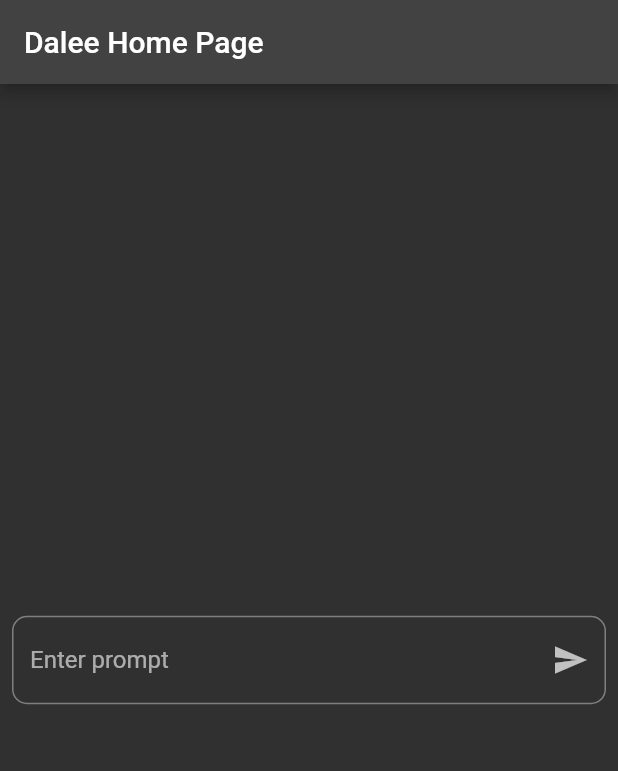
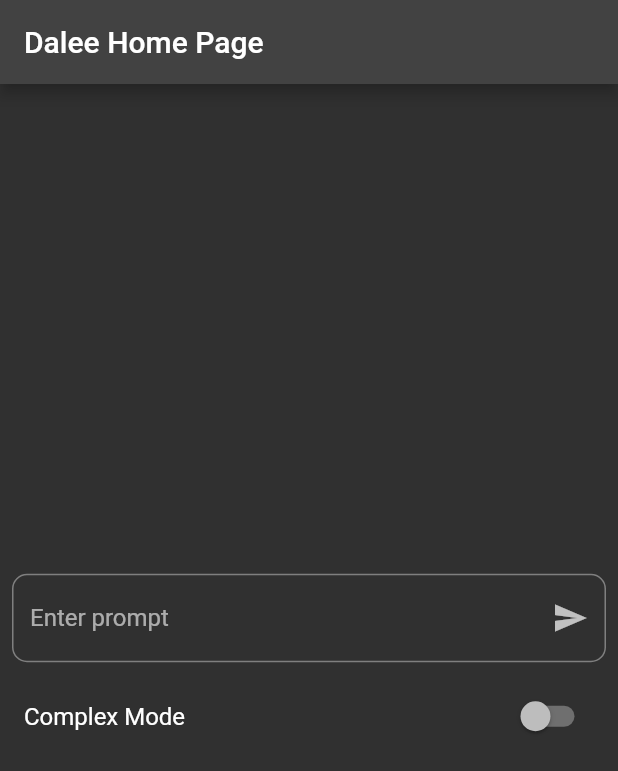
Before and after one commit to ahmetgezmen/MergeMind, a Flutter app: the DHomePage screen opened directly, on a phone screen of 412 x 824 dp. Shown: the top 771 px of the screen. Run offline on Flutter 3.47's test engine with Material 2 defaults, Android fonts, the phone set to English and light mode, and no system bars; our stand-ins replace dio, flutter_riverpod, freezed_annotation, hive_flutter, hooks_riverpod; accounts and stored records are empty.

Commit message:
complex ui adde

```diff
--- a/lib/constant /base_constant.dart
+++ b/lib/constant /base_constant.dart
@@ -9,6 +9,11 @@ class BaseConstant{
   static const chooseModel = 'Choose Model';
   static const chatgpt = 'ChatGPT';
   static const dalee = 'Dalee';
+  static const width = 'Width';
+  static const height = 'Height';
+  static const enterWidth = 'Not Empty';
+  static const enterHeight = 'Not Empty';
+  static const highValue = 'High Value';
 
   const BaseConstant._();
 }
--- a/lib/constant /dalee_home_page_constant.dart
+++ b/lib/constant /dalee_home_page_constant.dart
@@ -2,6 +2,8 @@ class DaleeHomePageConstant{
 
   static const String title = 'Dalee Home Page';
   static const String enterPrompt = 'Enter prompt';
-
+  static const String complexMode = 'Complex Mode';
+  static const String size = 'Size :';
+  static const String picturesNumber = 'Pictures Number :';
   const DaleeHomePageConstant._();
 }
--- a/lib/feature/dalee/pages/d_home_page.dart
+++ b/lib/feature/dalee/pages/d_home_page.dart
@@ -1,6 +1,11 @@
 import 'package:chatgptapp/constant%20/constant.dart';
 import 'package:chatgptapp/feature/dalee/widgets/custom_textfield_widget.dart';
+import 'package:chatgptapp/feature/dalee/widgets/loading_widget.dart';
+import 'package:chatgptapp/feature/dalee/widgets/row_half_seperate.dart';
+import 'package:chatgptapp/feature/widgets/dropdown_button_widget.dart';
+import 'package:chatgptapp/utils/helper/hepers.dart';
 import 'package:flutter/material.dart';
+import 'package:flutter/services.dart';
 
 class DHomePage extends StatefulWidget {
   static void go(BuildContext context) {
@@ -13,25 +18,137 @@ class DHomePage extends StatefulWidget {
   }
 
   const DHomePage({Key? key}) : super(key: key);
-
   @override
   State<DHomePage> createState() => _DHomePageState();
 }
 
 class _DHomePageState extends State<DHomePage> {
+  bool isLoading = false;
+  bool isComplexMode = false;
+  int n = 2;
+  int? height;
+  int? width;
+  final fomrKey = GlobalKey<FormState>();
+  changeN(int? value) {
+    n = value ?? n;
+  }
 
-
+  sendRequest() {
+    setState(() {
+      isLoading = true;
+    });
+    // todo actions here
+    setState(() {
+      isLoading = false;
+    });
+  }
 
   @override
   Widget build(BuildContext context) {
     return Scaffold(
       appBar: AppBar(
         title: const Text(DaleeHomePageConstant.title),
+        actions: [if (isLoading) const LoadingWidget()],
       ),
-      body: Center(
-        child: CustomTextFormFieldForDalee(
-          onPressed: (value) {},
-          controller: TextEditingController(),
+      body: Form(
+        key: fomrKey,
+        child: Column(
+          mainAxisAlignment: MainAxisAlignment.center,
+          crossAxisAlignment: CrossAxisAlignment.center,
+          mainAxisSize: MainAxisSize.max,
+          children: [
+            CustomTextFormFieldForDalee(
+              text: DaleeHomePageConstant.enterPrompt,
+              onPressed: (value) {
+                if (fomrKey.currentState!.validate()) {
+                  sendRequest();
+                  print("ok");
+                }
+              },
+              controller: TextEditingController(),
+            ),
+            ListTile(
+              title: const Text(DaleeHomePageConstant.complexMode),
+              trailing: Switch(
+                value: isComplexMode,
+                onChanged: (value) {
+                  setState(() {
+                    isComplexMode = value;
+                  });
+                },
+              ),
+            ),
+            if (isComplexMode)
+              Column(
+                children: [
+                  const Divider(),
+                  RowHalfSeperate(
+                      isCenter: true,
+                      left: const Text(DaleeHomePageConstant.picturesNumber),
+                      right: DropdownButtonWidget<int>(
+                        value: n,
+                        onChanged: (int? value) {
+                          changeN(value);
+                        },
+                        items: [
+                          for (int i = 1; i <= 10; i++)
+                            DropdownMenuItem(
+                              value: i,
+                              child: Text(i.toString()),
+                            )
+                        ],
+                      )).p8H,
+                  const Divider(),
+                  RowHalfSeperate(
+                    isCenter: true,
+                    left: const Text(DaleeHomePageConstant.size),
+                    right: RowHalfSeperate(
+                      left: CustomTextFormFieldForDalee(
+                        validator: (value) {
+                          if (value == null || value.isEmpty) {
+                            return BaseConstant.enterWidth;
+                          }else if(int.parse(value)>5000){
+                            return BaseConstant.highValue;
+                          }
+                          return null;
+                        },
+                        inputFormatters: [
+                          FilteringTextInputFormatter.digitsOnly,
+                        ],
+                        text: BaseConstant.width,
+                        isSendButtonVisible: false,
+                        controller: TextEditingController(),
+                        onPressed: (value) {},
+                        onChanged: (value) {
+                          width = int.tryParse(value);
+                        },
+                      ),
+                      right: CustomTextFormFieldForDalee(
+                        validator: (value) {
+                          if (value == null || value.isEmpty) {
+                            return BaseConstant.enterHeight;
+                          }else if(int.parse(value)>5000){
+                            return BaseConstant.highValue;
+                          }
+                          return null;
+                        },
+                        inputFormatters: [
+                          FilteringTextInputFormatter.digitsOnly,
+                        ],
+                        text: BaseConstant.height,
+                        isSendButtonVisible: false,
+                        controller: TextEditingController(),
+                        onChanged: (value) {
+                          height = int.tryParse(value);
+                        },
+                        onPressed: (value) {},
+                      ),
+                    ),
+                  ).p8H,
+                  const Divider(),
+                ],
+              )
+          ],
         ),
       ),
     );
--- a/lib/feature/dalee/widgets/custom_textfield_widget.dart
+++ b/lib/feature/dalee/widgets/custom_textfield_widget.dart
@@ -1,30 +1,49 @@
-import 'package:chatgptapp/constant%20/constant.dart';
 import 'package:chatgptapp/utils/helper/hepers.dart';
 import 'package:flutter/material.dart';
+import 'package:flutter/services.dart';
 
 class CustomTextFormFieldForDalee extends StatelessWidget {
-  const CustomTextFormFieldForDalee({Key? key, required this.onPressed, required this.controller}) : super(key: key);
+  const CustomTextFormFieldForDalee({
+    Key? key,
+    required this.onPressed,
+    required this.controller,
+    this.isSendButtonVisible = true,
+    required this.text,
+    this.inputFormatters, this.onChanged, this.validator,
+  }) : super(key: key);
   final Function(String) onPressed;
+  final ValueChanged<String>? onChanged;
   final TextEditingController controller;
+  final bool isSendButtonVisible;
+  final String text;
+  final List<TextInputFormatter>? inputFormatters;
+  final FormFieldValidator? validator;
 
   @override
   Widget build(BuildContext context) {
-    return TextField(
+    return TextFormField(
+      key: key,
+      validator: validator,
+      onChanged: (value) {
+          onChanged?.call(value);
+
+      },
+      inputFormatters: inputFormatters,
       controller: controller,
-      onSubmitted: onPressed,
       decoration: InputDecoration(
-        suffixIcon: IconButton(
-          onPressed: () {
-            onPressed.call(controller.text);
-            },
-          icon: const Icon(Icons.send),
-        ),
-        hintText: DaleeHomePageConstant.enterPrompt,
+        suffixIcon: isSendButtonVisible
+            ? IconButton(
+                onPressed: () {
+                  onPressed.call(controller.text);
+                },
+                icon: const Icon(Icons.send),
+              )
+            : null,
+        hintText: text,
         border: OutlineInputBorder(
           borderRadius: BorderRadius.circular(10),
         ),
       ),
-
     ).p8;
   }
 }
```
Also changed, not shown: lib/feature/dalee/widgets/loading_widget.dart (added, +15 -0 lines), lib/feature/dalee/widgets/row_half_seperate.dart (added, +23 -0 lines), lib/feature/widgets/dropdown_button_widget.dart (added, +35 -0 lines).
